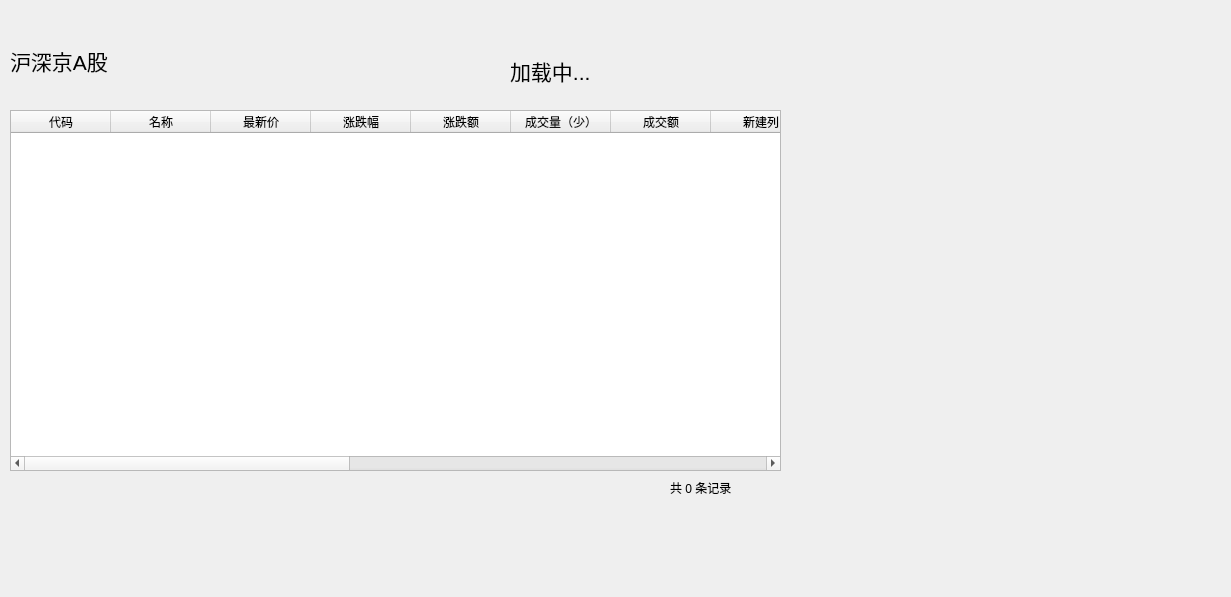
Old version of the form ui/stock_table.ui in the repository TuZaaaaa/financial-crawler.
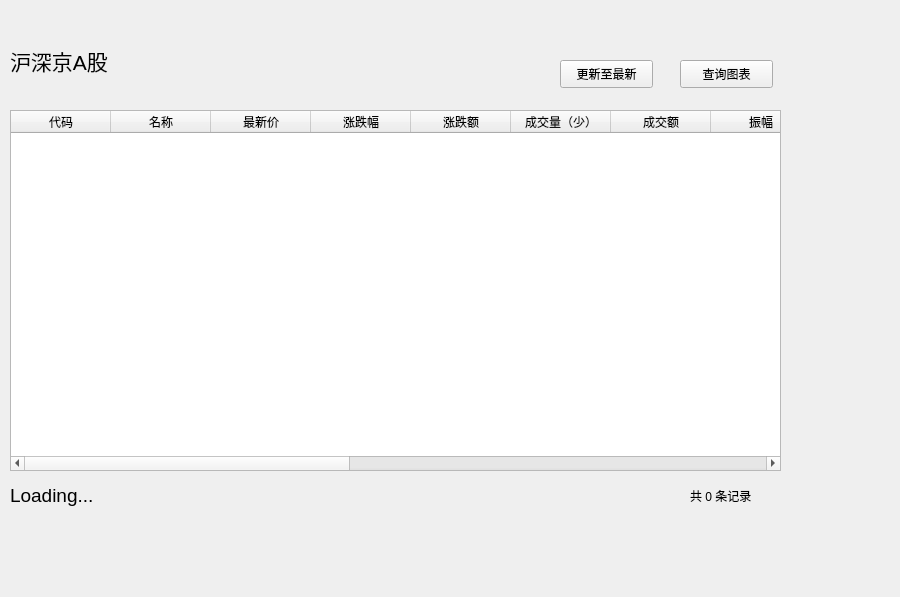
New version of the form.

The edit to the form file:
```diff
--- a/ui/stock_table.ui
+++ b/ui/stock_table.ui
@@ -6,7 +6,7 @@
    <rect>
     <x>0</x>
     <y>0</y>
-    <width>1231</width>
+    <width>900</width>
     <height>597</height>
    </rect>
   </property>
@@ -59,7 +59,7 @@
    </column>
    <column>
     <property name="text">
-     <string>新建列</string>
+     <string>振幅</string>
     </property>
    </column>
    <column>
@@ -77,11 +77,6 @@
      <string>今开</string>
     </property>
    </column>
-   <column>
-    <property name="text">
-     <string>新建列</string>
-    </property>
-   </column>
    <column>
     <property name="text">
      <string>昨收</string>
@@ -92,6 +87,11 @@
      <string>量比</string>
     </property>
    </column>
+   <column>
+    <property name="text">
+     <string>换手率</string>
+    </property>
+   </column>
    <column>
     <property name="text">
      <string>市盈率（动态）</string>
@@ -121,37 +121,68 @@
     <string>沪深京A股</string>
    </property>
   </widget>
-  <widget class="QLabel" name="label_2">
-   <property name="geometry">
-    <rect>
-     <x>510</x>
-     <y>40</y>
-     <width>231</width>
-     <height>61</height>
-    </rect>
-   </property>
-   <property name="font">
-    <font>
-     <pointsize>16</pointsize>
-    </font>
-   </property>
-   <property name="text">
-    <string>加载中...</string>
-   </property>
-  </widget>
   <widget class="QLabel" name="label_record_count">
    <property name="geometry">
     <rect>
-     <x>670</x>
+     <x>690</x>
      <y>480</y>
-     <width>111</width>
-     <height>16</height>
+     <width>161</width>
+     <height>31</height>
     </rect>
    </property>
+   <property name="font">
+    <font>
+     <pointsize>9</pointsize>
+    </font>
+   </property>
    <property name="text">
     <string>共 0 条记录</string>
    </property>
   </widget>
+  <widget class="QPushButton" name="pushButton_query">
+   <property name="geometry">
+    <rect>
+     <x>680</x>
+     <y>60</y>
+     <width>93</width>
+     <height>28</height>
+    </rect>
+   </property>
+   <property name="text">
+    <string>查询图表</string>
+   </property>
+  </widget>
+  <widget class="QPushButton" name="pushButton_update">
+   <property name="geometry">
+    <rect>
+     <x>560</x>
+     <y>60</y>
+     <width>93</width>
+     <height>28</height>
+    </rect>
+   </property>
+   <property name="text">
+    <string>更新至最新</string>
+   </property>
+  </widget>
+  <widget class="QLabel" name="label_loading">
+   <property name="geometry">
+    <rect>
+     <x>10</x>
+     <y>480</y>
+     <width>141</width>
+     <height>31</height>
+    </rect>
+   </property>
+   <property name="font">
+    <font>
+     <pointsize>14</pointsize>
+    </font>
+   </property>
+   <property name="text">
+    <string>Loading...</string>
+   </property>
+  </widget>
  </widget>
  <resources/>
  <connections/>
```
